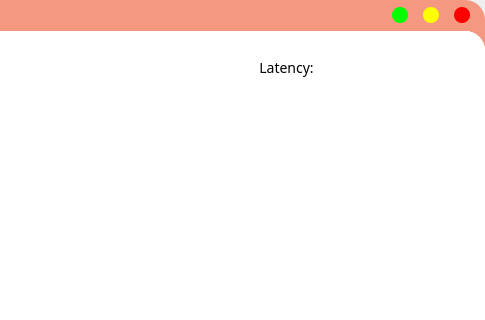
First picture: the form in main.ui, repository l4blee/nosok-bot_console, before the edit; both pictures show x 421 to 906 and y 0 to 320 of the 906 by 603 pixel window.
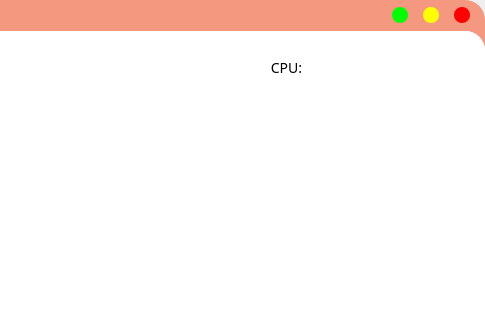
Second picture: the form after the edit. Icons and pictures are not drawn.

Diff of the .ui file:
```diff
--- a/main.ui
+++ b/main.ui
@@ -160,7 +160,7 @@
                  </font>
                 </property>
                 <property name="text">
-                 <string>Latency:</string>
+                 <string>CPU:</string>
                 </property>
                 <property name="alignment">
                  <set>Qt::AlignBottom|Qt::AlignHCenter</set>
```
